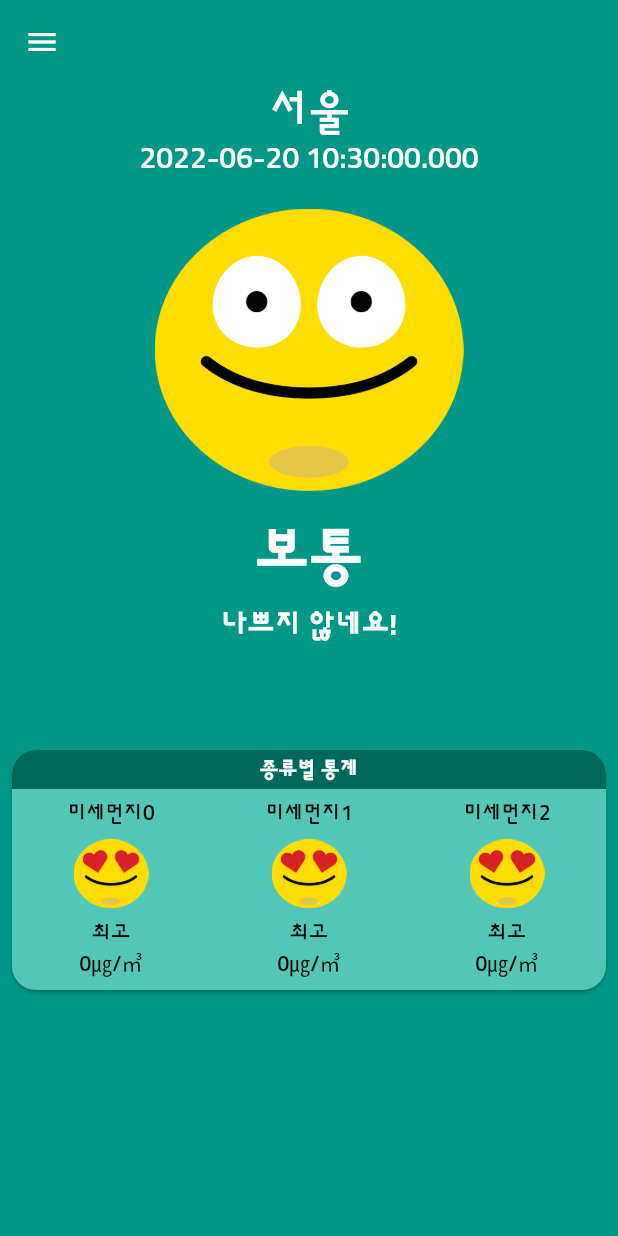
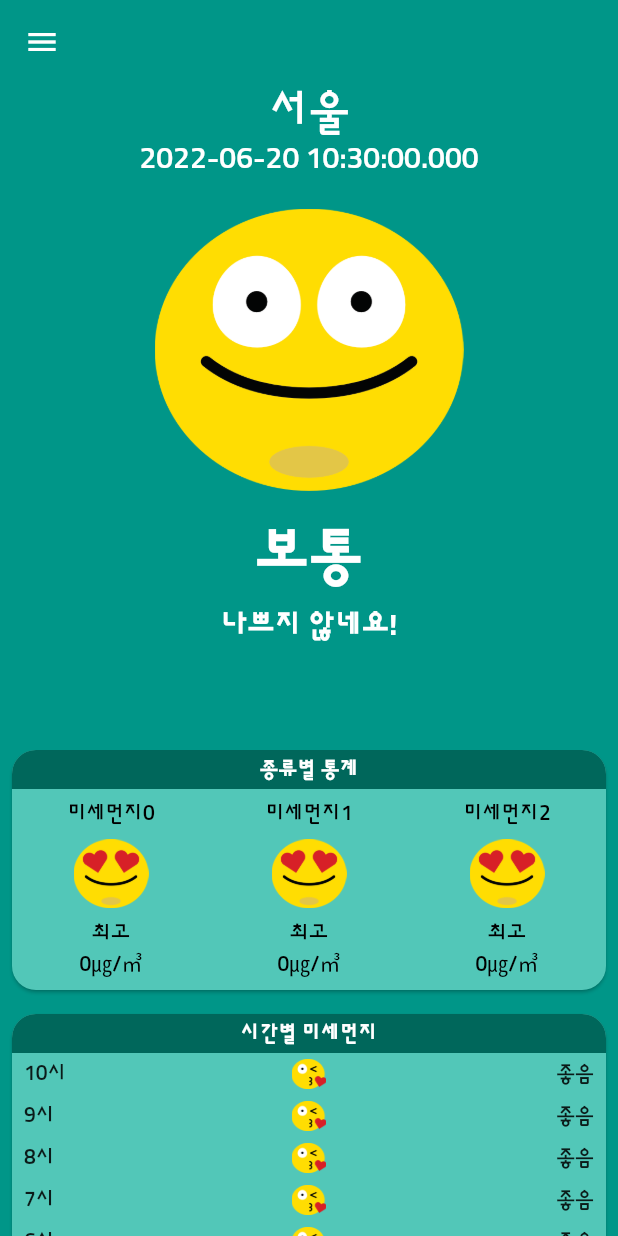
Before and after one commit to Juwon-Yun/air_pollution, a Flutter app: the screen it shows after launch, on a phone screen of 412 x 824 dp. Run offline on Flutter 3.47's test engine with Material 2 defaults, Android fonts, the phone set to English and light mode, and no system bars; our stand-ins replace flutter_dotenv.

```diff
--- /dev/null
+++ b/lib/components/card_title.dart
@@ -0,0 +1,28 @@
+import 'package:air_pollution/constants/custom_theme.dart';
+import 'package:flutter/material.dart';
+
+class CardTitle extends StatelessWidget {
+  final String title;
+
+  const CardTitle({Key? key, required this.title}) : super(key: key);
+
+  @override
+  Widget build(BuildContext context) {
+    return Container(
+      decoration: const BoxDecoration(
+        borderRadius: BorderRadius.only(
+            topLeft: Radius.circular(16.0), topRight: Radius.circular(16.0)),
+        color: darkColor,
+      ),
+      child: Padding(
+        padding: const EdgeInsets.all(4),
+        child: Text(
+          title,
+          style: defaultTextStyle.copyWith(
+              fontSize: 14, fontWeight: FontWeight.w700),
+          textAlign: TextAlign.center,
+        ),
+      ),
+    );
+  }
+}
--- a/lib/components/category_card.dart
+++ b/lib/components/category_card.dart
@@ -1,3 +1,5 @@
+import 'package:air_pollution/components/card_title.dart';
+import 'package:air_pollution/components/main_card.dart';
 import 'package:air_pollution/components/main_stat.dart';
 import 'package:air_pollution/constants/custom_theme.dart';
 import 'package:flutter/material.dart';
@@ -9,36 +11,14 @@ class CategoryCard extends StatelessWidget {
   Widget build(BuildContext context) {
     return SizedBox(
       height: 160,
-      child: Card(
-        margin: const EdgeInsets.symmetric(horizontal: 8),
-        shape: const RoundedRectangleBorder(
-          borderRadius: BorderRadius.all(
-            Radius.circular(16),
-          ),
-        ),
-        color: lightColor,
-
+      child: MainCard(
         // LayoutBuilder의 constraint에 현재 ListBuilder의 너비와 높이값을 가져올수 있다.
         child: LayoutBuilder(
           builder: (context, constraint) => Column(
             crossAxisAlignment: CrossAxisAlignment.stretch,
             children: [
-              Container(
-                decoration: const BoxDecoration(
-                  borderRadius: BorderRadius.only(
-                      topLeft: Radius.circular(16.0),
-                      topRight: Radius.circular(16.0)),
-                  color: darkColor,
-                ),
-                child: Padding(
-                  padding: const EdgeInsets.all(4),
-                  child: Text(
-                    '종류별 통계',
-                    style: defaultTextStyle.copyWith(
-                        fontSize: 14, fontWeight: FontWeight.w700),
-                    textAlign: TextAlign.center,
-                  ),
-                ),
+              CardTitle(
+                title: '종류별 통계',
               ),
               Expanded(
                 child: ListView(
--- /dev/null
+++ b/lib/components/main_card.dart
@@ -0,0 +1,22 @@
+import 'package:air_pollution/constants/custom_theme.dart';
+import 'package:flutter/material.dart';
+
+class MainCard extends StatelessWidget {
+  final Widget child;
+
+  const MainCard({Key? key, required this.child}) : super(key: key);
+
+  @override
+  Widget build(BuildContext context) {
+    return Card(
+      margin: const EdgeInsets.symmetric(horizontal: 8),
+      shape: const RoundedRectangleBorder(
+        borderRadius: BorderRadius.all(
+          Radius.circular(16),
+        ),
+      ),
+      color: lightColor,
+      child: child,
+    );
+  }
+}
--- a/lib/screen/main_screen.dart
+++ b/lib/screen/main_screen.dart
@@ -1,7 +1,8 @@
+import 'package:air_pollution/components/card_title.dart';
 import 'package:air_pollution/components/category_card.dart';
 import 'package:air_pollution/components/main_app_bar.dart';
+import 'package:air_pollution/components/main_card.dart';
 import 'package:air_pollution/components/main_drawer.dart';
-import 'package:air_pollution/components/main_stat.dart';
 import 'package:air_pollution/constants/custom_theme.dart';
 import 'package:flutter/material.dart';
 
@@ -13,18 +14,71 @@ class MainApp extends StatelessWidget {
     return Scaffold(
       backgroundColor: primaryColor,
       drawer: MainDrawer(),
-      body: CustomScrollView(
+      body: SafeArea(
+        child: CustomScrollView(
           slivers: [
             MainAppBar(),
             // Sliver 안에 일반 Widget도 사용하게 해준다.
             SliverToBoxAdapter(
               child: Column(
                 crossAxisAlignment: CrossAxisAlignment.stretch,
-              children: [CategoryCard()],
+                children: [
+                  CategoryCard(),
+                  const SizedBox(height: 16),
+                  MainCard(
+                    child: Column(
+                      crossAxisAlignment: CrossAxisAlignment.stretch,
+                      children: [
+                        CardTitle(title: '시간별 미세먼지'),
+                        Column(
+                          children: List.generate(
+                            24,
+                            (index) {
+                              final now = DateTime.now();
+                              final hour = now.hour;
+                              int currentHour = hour - index;
+
+                              if (currentHour < 0) {
+                                currentHour += 24;
+                              }
+
+                              return Padding(
+                                padding: const EdgeInsets.symmetric(
+                                    vertical: 4, horizontal: 8),
+                                child: Row(
+                                  // mainAxisAlignment:
+                                  //     MainAxisAlignment.spaceBetween,
+                                  children: [
+                                    Expanded(
+                                        flex: 1, child: Text('$currentHour시')),
+                                    Expanded(
+                                      flex: 1,
+                                      child: Image.asset(
+                                        'asset/img/good.png',
+                                        height: 20,
+                                      ),
+                                    ),
+                                    Expanded(
+                                        flex: 1,
+                                        child: Text(
+                                          '좋음',
+                                          textAlign: TextAlign.right,
+                                        ))
+                                  ],
+                                ),
+                              );
+                            },
+                          ),
+                        ),
+                      ],
                     ),
                   )
                 ],
               ),
+            )
+          ],
+        ),
+      ),
     );
   }
 }
```
Lines whose indentation alone changed are shown as unchanged.
